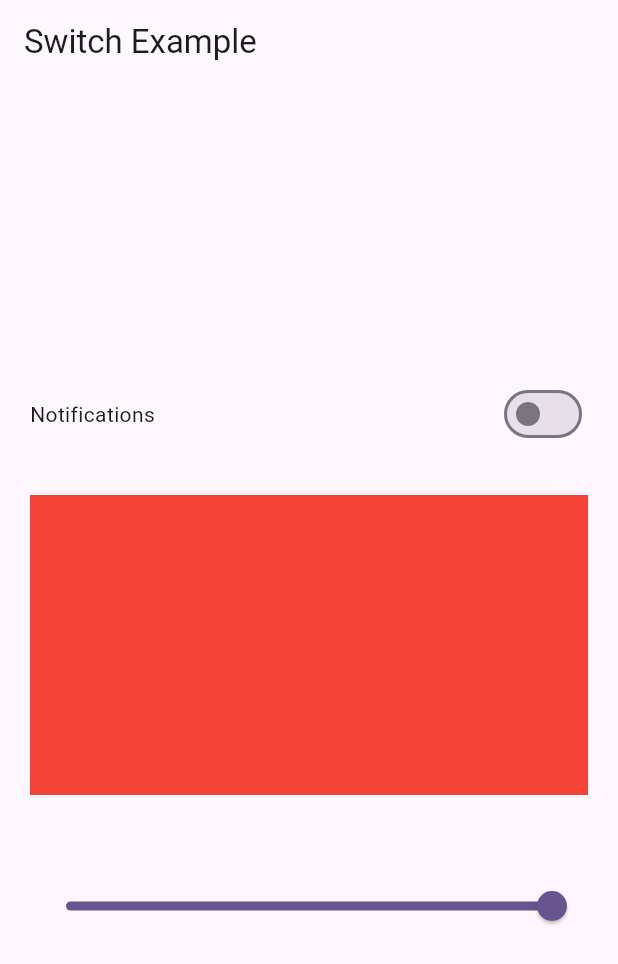
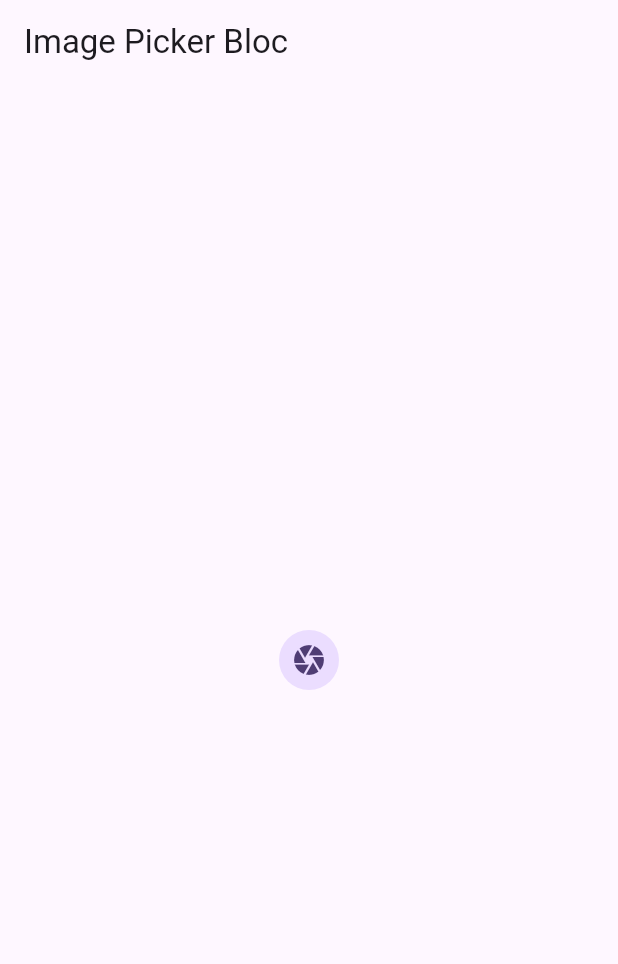
Before and after one commit to Haroon913/bloc_flutter, a Flutter app: the screen it shows after launch, on a phone screen of 412 x 824 dp. Shown: the top 964 px of the screen. Run offline on Flutter 3.47's test engine with Material 3 defaults, Android fonts, the phone set to English and light mode, and no system bars; our stand-ins replace bloc, equatable, flutter_bloc, image_picker.

Commit message:
image picker
image picker bloc

```diff
--- /dev/null
+++ b/lib/UI/image_picker/imagepicker.dart
@@ -0,0 +1,41 @@
+import 'dart:io';
+
+import 'package:bloc_flutter/bloc/image_picker/image_picker_bloc.dart';
+import 'package:bloc_flutter/bloc/image_picker/image_picker_event.dart';
+import 'package:bloc_flutter/bloc/image_picker/image_picker_state.dart';
+import 'package:flutter/material.dart';
+import 'package:flutter_bloc/flutter_bloc.dart';
+class ImagePickerScreen extends StatefulWidget {
+  const ImagePickerScreen({super.key});
+
+  @override
+  State<ImagePickerScreen> createState() => _ImagePickerScreenState();
+}
+
+class _ImagePickerScreenState extends State<ImagePickerScreen> {
+  @override
+  Widget build(BuildContext context) {
+    return Scaffold(
+      appBar: AppBar(
+        title: const Text('Image Picker Bloc'),
+      ),
+      body: Center(
+        child: BlocBuilder<ImagePickerBloc,ImagePickerState>(builder: (context,state)
+        {
+          if(state.file==null){
+            return GestureDetector(
+              onTap: (){
+                context.read<ImagePickerBloc>().add(CameraCapture());
+              },
+              child:CircleAvatar(
+                child: Icon(Icons.camera),
+              ),
+            );
+          }else{
+            return Image.file(File(state.file!.path.toString()));
+          }
+        }),
+      ),
+    );
+  }
+}
--- /dev/null
+++ b/lib/bloc/image_picker/image_picker_bloc.dart
@@ -0,0 +1,17 @@
+import 'package:bloc/bloc.dart';
+import 'package:bloc_flutter/bloc/image_picker/image_picker_event.dart';
+import 'package:bloc_flutter/bloc/image_picker/image_picker_state.dart';
+import 'package:image_picker/image_picker.dart';
+import '../../utils/image_picker_utils.dart';
+
+class ImagePickerBloc extends Bloc<ImagePickerEvent,ImagePickerState>{
+  final ImagePickerUtils imagePickerUtils;
+  ImagePickerBloc(this.imagePickerUtils):super(ImagePickerState()){
+    on<CameraCapture>(cameraCapture);
+
+  }
+  void cameraCapture(CameraCapture event , Emitter<ImagePickerState> states)async{
+    XFile? file=await imagePickerUtils.cameraCapture();
+    emit(state.copywith(file:file));
+  }
+}
--- /dev/null
+++ b/lib/bloc/image_picker/image_picker_event.dart
@@ -0,0 +1,13 @@
+import 'package:equatable/equatable.dart';
+
+abstract class ImagePickerEvent extends Equatable{
+  const ImagePickerEvent();
+  @override
+  List<Object> get props=>[];
+}
+class CameraCapture extends ImagePickerEvent{
+
+}
+class GalleryImagePicker extends ImagePickerEvent{
+
+}
--- /dev/null
+++ b/lib/bloc/image_picker/image_picker_state.dart
@@ -0,0 +1,16 @@
+import 'package:equatable/equatable.dart';
+import 'package:image_picker/image_picker.dart';
+
+class ImagePickerState extends Equatable{
+  final XFile? file;
+  const ImagePickerState({
+    this.file
+});
+  ImagePickerState copywith({XFile? file}){
+    return ImagePickerState(
+    file: file?? this.file
+    );
+}
+  @override
+  List<Object?> get props =>[file];
+}
--- a/lib/main.dart
+++ b/lib/main.dart
@@ -1,10 +1,14 @@
 import 'package:bloc_flutter/UI/counter_screen.dart';
 import 'package:bloc_flutter/UI/switch_example.dart';
 import 'package:bloc_flutter/bloc/counter/counter_bloc.dart';
+import 'package:bloc_flutter/bloc/image_picker/image_picker_bloc.dart';
 import 'package:bloc_flutter/bloc/switch/switch_bloc.dart';
 import 'package:bloc_flutter/equatable_testing.dart';
+import 'package:bloc_flutter/utils/image_picker_utils.dart';
 import 'package:flutter/material.dart';
 import 'package:flutter_bloc/flutter_bloc.dart';
+
+import 'UI/image_picker/imagepicker.dart';
 
 void main() {
   runApp(const MyApp());
@@ -19,6 +23,7 @@ class MyApp extends StatelessWidget {
       providers: [
         BlocProvider(create: (_) => CounterBloc(),),
         BlocProvider(create: (context) => SwitchBloc(),),
+        BlocProvider(create: (context) => ImagePickerBloc(ImagePickerUtils()),),
       ],
       child: MaterialApp(
         title: 'Flutter Demo',
@@ -26,7 +31,7 @@ class MyApp extends StatelessWidget {
           colorScheme: ColorScheme.fromSeed(seedColor: Colors.deepPurple),
           useMaterial3: true,
         ),
-        home: SwitchExample(),
+        home: ImagePickerScreen(),
       ),
     );
   }
--- /dev/null
+++ b/lib/utils/image_picker_utils.dart
@@ -0,0 +1,13 @@
+import 'package:image_picker/image_picker.dart';
+
+class ImagePickerUtils{
+  final ImagePicker _picker =ImagePicker();
+  Future<XFile?> cameraCapture()async{
+    final XFile? file= await _picker.pickImage(source: ImageSource.camera);
+    return file;
+  }
+  Future<XFile?> pickImageFromGallery()async{
+    final XFile? file= await _picker.pickImage(source: ImageSource.gallery);
+    return file;
+  }
+}
--- a/pubspec.yaml
+++ b/pubspec.yaml
@@ -38,6 +38,7 @@ dependencies:
   equatable: ^2.0.5
   flutter_bloc: ^8.1.6
   bloc: ^8.1.4
+  image_picker: ^1.1.2
 
 dev_dependencies:
   flutter_test:
```
Also changed, not shown: pubspec.lock, 6 other files.
